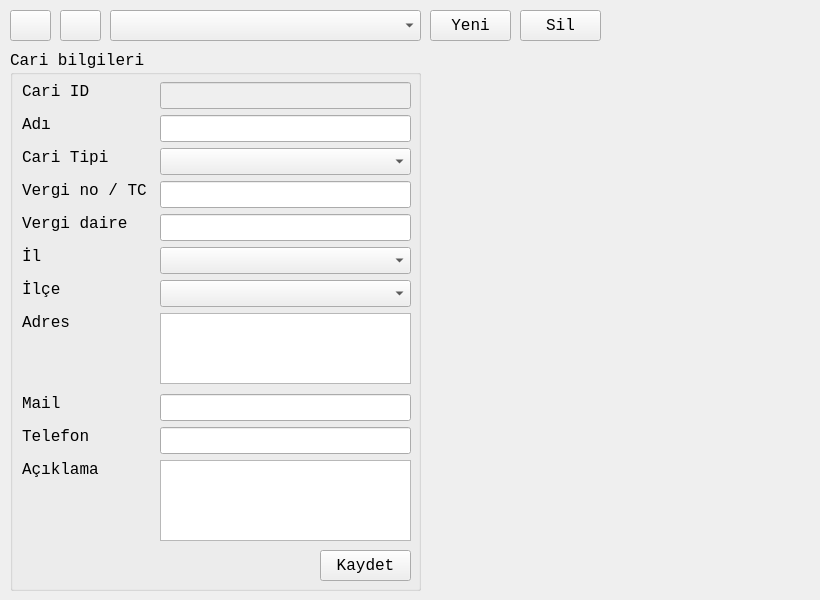
This is carikartlardialog.ui in mamoo81/bhss as Qt 5 draws it before an edit. The edited form follows.
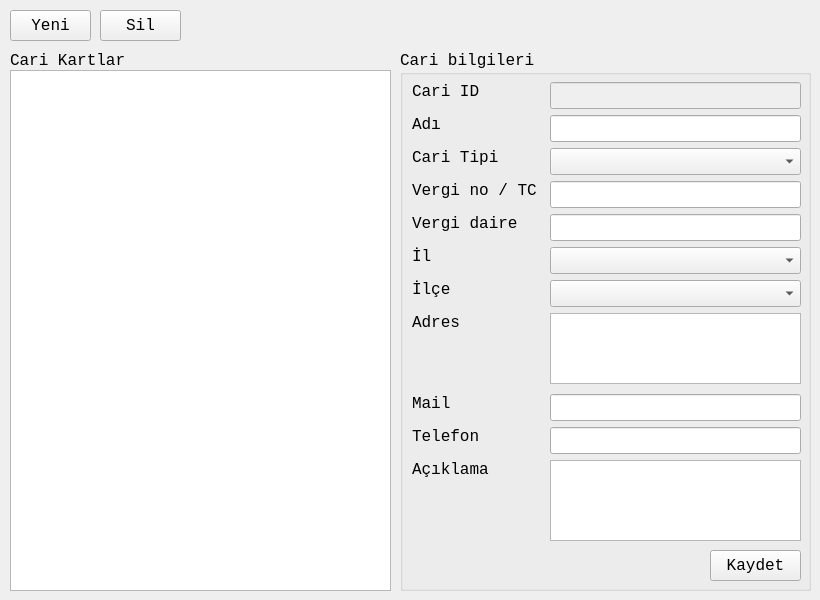
This is the edited form. Icons and pictures are not drawn.

```diff
--- a/carikartlardialog.ui
+++ b/carikartlardialog.ui
@@ -34,7 +34,7 @@
   <widget class="QToolButton" name="YenitoolButton">
    <property name="geometry">
     <rect>
-     <x>430</x>
+     <x>10</x>
      <y>10</y>
      <width>81</width>
      <height>31</height>
@@ -60,7 +60,7 @@
   <widget class="QToolButton" name="SiltoolButton">
    <property name="geometry">
     <rect>
-     <x>520</x>
+     <x>100</x>
      <y>10</y>
      <width>81</width>
      <height>31</height>
@@ -83,72 +83,10 @@
     <enum>Qt::ToolButtonTextBesideIcon</enum>
    </property>
   </widget>
-  <widget class="QToolButton" name="GeritoolButton">
-   <property name="geometry">
-    <rect>
-     <x>10</x>
-     <y>10</y>
-     <width>41</width>
-     <height>31</height>
-    </rect>
-   </property>
-   <property name="text">
-    <string/>
-   </property>
-   <property name="icon">
-    <iconset resource="images.qrc">
-     <normaloff>:/images/ui/back-100.png</normaloff>:/images/ui/back-100.png</iconset>
-   </property>
-   <property name="iconSize">
-    <size>
-     <width>32</width>
-     <height>32</height>
-    </size>
-   </property>
-   <property name="toolButtonStyle">
-    <enum>Qt::ToolButtonTextBesideIcon</enum>
-   </property>
-  </widget>
-  <widget class="QToolButton" name="ileritoolButton">
-   <property name="geometry">
-    <rect>
-     <x>60</x>
-     <y>10</y>
-     <width>41</width>
-     <height>31</height>
-    </rect>
-   </property>
-   <property name="text">
-    <string/>
-   </property>
-   <property name="icon">
-    <iconset resource="images.qrc">
-     <normaloff>:/images/ui/forward-100.png</normaloff>:/images/ui/forward-100.png</iconset>
-   </property>
-   <property name="iconSize">
-    <size>
-     <width>32</width>
-     <height>32</height>
-    </size>
-   </property>
-   <property name="toolButtonStyle">
-    <enum>Qt::ToolButtonTextBesideIcon</enum>
-   </property>
-  </widget>
-  <widget class="QComboBox" name="CaricomboBox">
-   <property name="geometry">
-    <rect>
-     <x>110</x>
-     <y>10</y>
-     <width>311</width>
-     <height>31</height>
-    </rect>
-   </property>
-  </widget>
   <widget class="QGroupBox" name="groupBox">
    <property name="geometry">
     <rect>
-     <x>10</x>
+     <x>400</x>
      <y>50</y>
      <width>411</width>
      <height>541</height>
@@ -329,6 +267,9 @@
       <height>27</height>
      </rect>
     </property>
+    <property name="frame">
+     <bool>true</bool>
+    </property>
    </widget>
    <widget class="QLabel" name="label_8">
     <property name="geometry">
@@ -455,6 +396,35 @@
     </property>
    </widget>
   </widget>
+  <widget class="QGroupBox" name="groupBox_2">
+   <property name="geometry">
+    <rect>
+     <x>10</x>
+     <y>50</y>
+     <width>381</width>
+     <height>541</height>
+    </rect>
+   </property>
+   <property name="title">
+    <string>Cari Kartlar</string>
+   </property>
+   <widget class="QTableView" name="CariKartlartableView">
+    <property name="geometry">
+     <rect>
+      <x>0</x>
+      <y>20</y>
+      <width>381</width>
+      <height>521</height>
+     </rect>
+    </property>
+    <property name="selectionMode">
+     <enum>QAbstractItemView::SingleSelection</enum>
+    </property>
+    <property name="selectionBehavior">
+     <enum>QAbstractItemView::SelectRows</enum>
+    </property>
+   </widget>
+  </widget>
  </widget>
  <resources>
   <include location="images.qrc"/>
```
